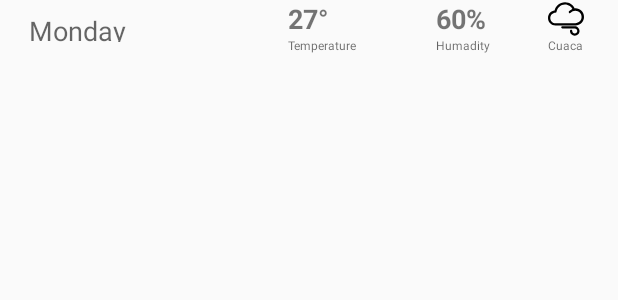
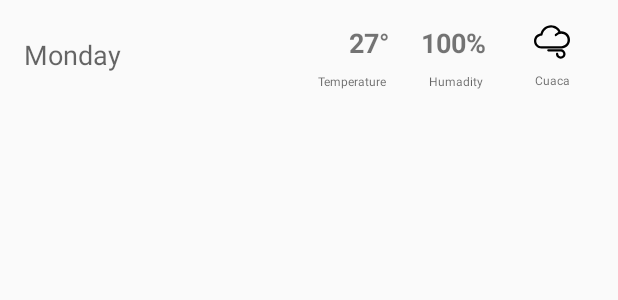
Before and after one commit to pranasabda/Cuaca-Rajawali, an Android app: the layout list_item.xml on its own in the app's theme, with its tools: preview values and no code run, on a phone screen of 412 x 824 dp. Shown: the top 300 px of the screen. Run offline under Robolectric (Android 15) with nearby library versions, the phone set to English and light mode, and no system bars.

Commit message:
Fix alignment of list Change use Constraint Layout and Reformat Code

```diff
--- a/app/src/main/res/layout/list_item.xml
+++ b/app/src/main/res/layout/list_item.xml
@@ -1,9 +1,15 @@
 <?xml version="1.0" encoding="utf-8"?>
-<RelativeLayout
-    xmlns:android="http://schemas.android.com/apk/res/android"
+<RelativeLayout xmlns:android="http://schemas.android.com/apk/res/android"
+    xmlns:app="http://schemas.android.com/apk/res-auto"
+    xmlns:tools="http://schemas.android.com/tools"
     android:layout_width="match_parent"
     android:layout_height="match_parent"
+    android:layout_weight="4"
     android:orientation="horizontal">
+
+    <android.support.constraint.ConstraintLayout
+        android:layout_width="match_parent"
+        android:layout_height="match_parent">
 
         <TextView
             android:id="@+id/tv_day"
@@ -11,11 +17,13 @@
             android:layout_height="wrap_content"
             android:layout_alignBottom="@+id/tv_temperature"
             android:layout_alignParentStart="true"
-        android:layout_marginStart="11dp"
+            android:layout_marginStart="16dp"
+            android:layout_marginTop="24dp"
             android:layout_weight="1"
-        android:padding="8dp"
             android:text="Monday"
-        android:textAppearance="?android:attr/textAppearanceMedium" />
+            android:textAppearance="?android:attr/textAppearanceMedium"
+            app:layout_constraintStart_toStartOf="parent"
+            app:layout_constraintTop_toTopOf="parent" />
 
         <TextView
             android:id="@+id/tv_temp_detail"
@@ -23,9 +31,13 @@
             android:layout_height="wrap_content"
             android:layout_alignParentTop="true"
             android:layout_centerHorizontal="true"
+            android:layout_marginEnd="96dp"
+            android:layout_marginTop="16dp"
             android:text="27°"
             android:textSize="18sp"
-        android:textStyle="bold" />
+            android:textStyle="bold"
+            app:layout_constraintEnd_toStartOf="@+id/img_cuaca_detail"
+            app:layout_constraintTop_toTopOf="parent" />
 
         <TextView
             android:id="@+id/tv_temperature"
@@ -33,22 +45,30 @@
             android:layout_height="wrap_content"
             android:layout_alignStart="@+id/tv_temp_detail"
             android:layout_below="@+id/tv_temp_detail"
+            android:layout_marginEnd="28dp"
+            android:layout_marginTop="8dp"
             android:layout_weight="1"
             android:gravity="center"
             android:text="Temperature"
             android:textAppearance="?android:attr/textAppearanceMedium"
-        android:textSize="8sp" />
+            android:textSize="8sp"
+            app:layout_constraintEnd_toStartOf="@+id/tv_humadity"
+            app:layout_constraintTop_toBottomOf="@+id/tv_temp_detail" />
 
         <TextView
             android:id="@+id/tv_humadity_detail"
             android:layout_width="wrap_content"
             android:layout_height="wrap_content"
+            android:layout_above="@+id/tv_temperature"
             android:layout_alignParentTop="true"
-        android:layout_marginEnd="41dp"
-        android:layout_toStartOf="@+id/img_cuaca_detail"
-        android:text="60%"
+            android:layout_marginEnd="32dp"
+            android:layout_marginTop="16dp"
+            android:layout_toEndOf="@+id/tv_temperature"
+            android:text="100%"
             android:textSize="18sp"
-        android:textStyle="bold" />
+            android:textStyle="bold"
+            app:layout_constraintEnd_toStartOf="@+id/img_cuaca_detail"
+            app:layout_constraintTop_toTopOf="parent" />
 
         <TextView
             android:id="@+id/tv_humadity"
@@ -56,32 +76,133 @@
             android:layout_height="wrap_content"
             android:layout_alignStart="@+id/tv_humadity_detail"
             android:layout_below="@+id/tv_humadity_detail"
+            android:layout_marginEnd="90dp"
+            android:layout_marginTop="8dp"
             android:layout_weight="1"
             android:gravity="center"
             android:text="Humadity"
             android:textAppearance="?android:attr/textAppearanceMedium"
-        android:textSize="8sp" />
+            android:textSize="8sp"
+            app:layout_constraintEnd_toEndOf="parent"
+            app:layout_constraintTop_toBottomOf="@+id/tv_humadity_detail" />
 
         <ImageView
             android:id="@+id/img_cuaca_detail"
-        android:layout_width="wrap_content"
-        android:layout_height="wrap_content"
-        android:layout_above="@+id/tv_humadity"
-        android:layout_alignStart="@+id/tv_cuaca"
-        android:src="@drawable/ic_001_wind_1" />
+            android:layout_width="24dp"
+            android:layout_height="24dp"
+            android:layout_alignEnd="@+id/tv_cuaca"
+            android:layout_marginEnd="32dp"
+            android:layout_marginTop="16dp"
+            android:src="@drawable/ic_001_wind_1"
+            app:layout_constraintEnd_toEndOf="parent"
+            app:layout_constraintTop_toTopOf="parent" />
 
         <TextView
             android:id="@+id/tv_cuaca"
             android:layout_width="wrap_content"
             android:layout_height="wrap_content"
+            android:layout_alignBottom="@+id/tv_humadity"
             android:layout_alignParentEnd="true"
             android:layout_below="@+id/img_cuaca_detail"
-        android:layout_marginEnd="23dp"
+            android:layout_marginEnd="32dp"
+            android:layout_marginTop="8dp"
             android:layout_weight="1"
             android:gravity="center"
             android:text="Cuaca"
             android:textAppearance="?android:attr/textAppearanceMedium"
-        android:textSize="8sp" />
+            android:textSize="8sp"
+            app:layout_constraintEnd_toEndOf="parent"
+            app:layout_constraintTop_toBottomOf="@+id/img_cuaca_detail" />
 
+        <android.support.constraint.Guideline
+            android:id="@+id/guideline"
+            android:layout_width="wrap_content"
+            android:layout_height="wrap_content"
+            android:orientation="vertical"
+            app:layout_constraintGuide_begin="20dp" />
+
+    </android.support.constraint.ConstraintLayout>
+
+    <!--Test Constraint Layout for Fixing Bugs-->
+
+    <!--<TextView-->
+    <!--android:id="@+id/tv_day"-->
+    <!--android:layout_width="wrap_content"-->
+    <!--android:layout_height="wrap_content"-->
+    <!--android:layout_alignBottom="@+id/tv_temperature"-->
+    <!--android:layout_alignParentStart="true"-->
+    <!--android:layout_marginStart="11dp"-->
+    <!--android:layout_weight="1"-->
+    <!--android:text="Monday"-->
+    <!--android:textAppearance="?android:attr/textAppearanceMedium" />-->
+
+    <!--<TextView-->
+    <!--android:id="@+id/tv_temp_detail"-->
+    <!--android:layout_width="wrap_content"-->
+    <!--android:layout_height="wrap_content"-->
+    <!--android:layout_alignParentTop="true"-->
+    <!--android:layout_centerHorizontal="true"-->
+    <!--android:text="27°"-->
+    <!--android:textSize="18sp"-->
+    <!--android:textStyle="bold"-->
+    <!--android:layout_margin="2dp"/>-->
+
+    <!--<TextView-->
+    <!--android:id="@+id/tv_temperature"-->
+    <!--android:layout_width="wrap_content"-->
+    <!--android:layout_height="wrap_content"-->
+    <!--android:layout_alignStart="@+id/tv_temp_detail"-->
+    <!--android:layout_below="@+id/tv_temp_detail"-->
+    <!--android:layout_weight="1"-->
+    <!--android:gravity="center"-->
+    <!--android:text="Temperature"-->
+    <!--android:textAppearance="?android:attr/textAppearanceMedium"-->
+    <!--android:textSize="8sp" />-->
+
+    <!--<TextView-->
+    <!--android:id="@+id/tv_humadity_detail"-->
+    <!--android:layout_width="wrap_content"-->
+    <!--android:layout_height="wrap_content"-->
+    <!--android:layout_above="@+id/tv_temperature"-->
+    <!--android:layout_marginStart="37dp"-->
+    <!--android:layout_toEndOf="@+id/tv_temperature"-->
+    <!--android:layout_alignParentTop="true"-->
+    <!--android:text="60%"-->
+    <!--android:textSize="18sp"-->
+    <!--android:textStyle="bold" />-->
+
+    <!--<TextView-->
+    <!--android:id="@+id/tv_humadity"-->
+    <!--android:layout_width="wrap_content"-->
+    <!--android:layout_height="wrap_content"-->
+    <!--android:layout_alignStart="@+id/tv_humadity_detail"-->
+    <!--android:layout_below="@+id/tv_humadity_detail"-->
+    <!--android:layout_weight="1"-->
+    <!--android:gravity="center"-->
+    <!--android:text="Humadity"-->
+    <!--android:textAppearance="?android:attr/textAppearanceMedium"-->
+    <!--android:textSize="8sp" />-->
+
+    <!--<ImageView-->
+    <!--android:id="@+id/img_cuaca_detail"-->
+    <!--android:layout_width="24dp"-->
+    <!--android:layout_height="24dp"-->
+    <!--android:layout_alignBottom="@+id/tv_temp_detail"-->
+    <!--android:layout_alignEnd="@+id/tv_cuaca"-->
+    <!--android:src="@drawable/ic_001_wind_1" />-->
+
+    <!--<TextView-->
+    <!--android:id="@+id/tv_cuaca"-->
+    <!--android:layout_width="wrap_content"-->
+    <!--android:layout_height="wrap_content"-->
+    <!--android:layout_alignBottom="@+id/tv_humadity"-->
+    <!--android:layout_alignParentEnd="true"-->
+    <!--android:layout_below="@+id/img_cuaca_detail"-->
+    <!--android:layout_marginEnd="23dp"-->
+    <!--android:layout_weight="1"-->
+    <!--android:gravity="center"-->
+    <!--android:text="Cuaca"-->
+    <!--android:textAppearance="?android:attr/textAppearanceMedium"-->
+    <!--android:textSize="8sp" />-->
 
 </RelativeLayout>
```
Lines whose indentation alone changed are shown as unchanged.
